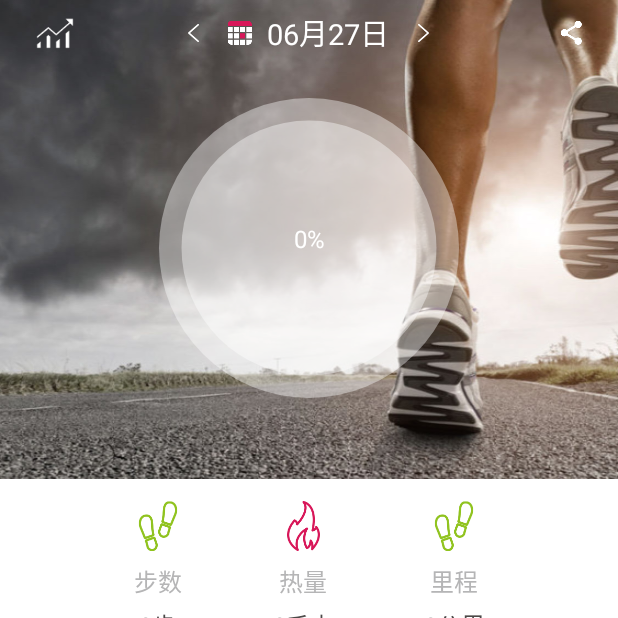
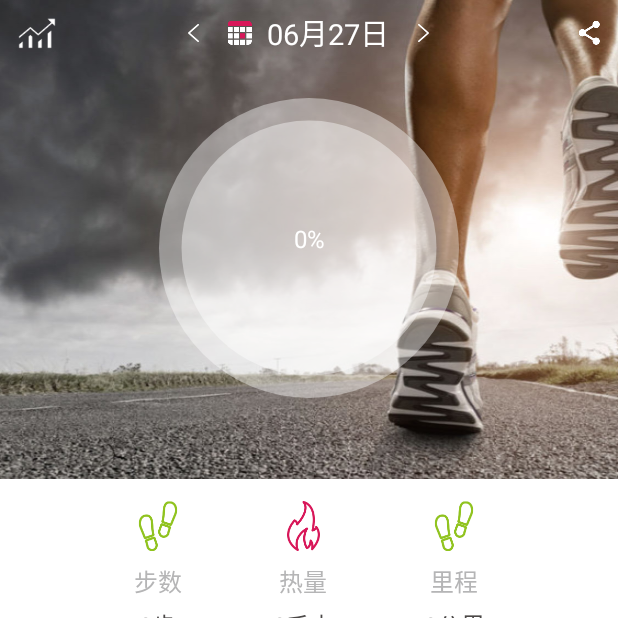
Before and after one commit to Android-YZP/maikewatch, an Android app: the HomeFragment screen opened directly, with no data from a screen before it, on a phone screen of 412 x 824 dp, the top half of it. Run offline under Robolectric (Android 15) with nearby library versions, the phone set to English and light mode, and no system bars; libraries missing offline, so code that uses them is left out: org.achartengine, org.achartengine.chart, org.achartengine.model, org.achartengine.renderer; 47 statements that could not run were skipped.

Commit message:
无网络状态下，修改绑定手表模块；修改设置个人目标模块；

```diff
--- a/app/src/main/java/com/maikeapp/maikewatch/activity/BindWatchActivity.java
+++ b/app/src/main/java/com/maikeapp/maikewatch/activity/BindWatchActivity.java
@@ -585,10 +585,10 @@ public class BindWatchActivity extends AppCompatActivity {
 
                 }catch (ServiceException e){
                     e.printStackTrace();
-                    CommonUtil.sendErrorMessage(e.getMessage(),handler);
+                    //CommonUtil.sendErrorMessage(e.getMessage(),handler);
                 }catch(Exception e){
                     e.printStackTrace();
-                    CommonUtil.sendErrorMessage(CommonConstants.MSG_GET_ERROR,handler);
+                    //CommonUtil.sendErrorMessage(CommonConstants.MSG_GET_ERROR,handler);
                 }
             }
         }).start();
--- a/app/src/main/java/com/maikeapp/maikewatch/util/CheckUtil.java
+++ b/app/src/main/java/com/maikeapp/maikewatch/util/CheckUtil.java
@@ -7,7 +7,9 @@ public class CheckUtil {
 	public static boolean checkMobile(String mobile) {
 		boolean flag = false;
 		try {
-			Pattern p = Pattern.compile("^((13[0-9])|(14[0-9])|(15[0-9])|(18[0-9]))\\d{8}$");
+//			Pattern p = Pattern.compile("^((13[0-9])|(14[0-9])|(15[0-9])|(18[0-9]))\\d{8}$");
+			Pattern p = Pattern.compile("^((13[0-9])|(14[0-9])|(15[0-9])|(17[0-9])|(18[0-9]))\\d{8}$");
+
 			Matcher m = p.matcher(mobile);
 			flag = m.matches();
 		} catch (Exception e) {
--- a/app/src/main/res/layout/fragment_home.xml
+++ b/app/src/main/res/layout/fragment_home.xml
@@ -9,7 +9,8 @@
     <ScrollView
         android:layout_width="match_parent"
         android:layout_height="match_parent"
-        android:fillViewport="true">
+        android:fillViewport="true"
+        android:scrollbars="none">
 
         <LinearLayout
             android:layout_width="match_parent"
@@ -31,8 +32,8 @@
                         android:layout_width="wrap_content"
                         android:layout_height="match_parent"
                         android:layout_alignParentLeft="true"
-                        android:paddingLeft="@dimen/home_topbar_nav_share_padding"
-                        android:paddingRight="@dimen/home_topbar_nav_share_padding"
+                        android:paddingLeft="@dimen/home_topbar_nav_histor_padding"
+                        android:paddingRight="@dimen/home_topbar_nav_histor_padding"
                         android:src="@drawable/go_history_data" />
 
                     <LinearLayout
--- a/app/src/main/res/values/dimens.xml
+++ b/app/src/main/res/values/dimens.xml
@@ -53,7 +53,7 @@
     <dimen name="home_topbar_nav_date_margin_left">19dp</dimen>
     <dimen name="topbar_date_text_margin_left">10dp</dimen>
     <dimen name="home_topbar_nav_share_width">28dp</dimen>
-    <dimen name="home_topbar_nav_share_padding">24dp</dimen>
+    <dimen name="home_topbar_nav_share_padding">12dp</dimen>
     <dimen name="home_line_oneday_datas_height">104dp</dimen>
     <dimen name="home_line_oneday_datas_margin_left">65dp</dimen>
     <dimen name="home_line_oneday_onedata_img_width_or_height">33dp</dimen>
@@ -144,4 +144,5 @@
     <dimen name="user_login_text_line_height">30dp</dimen>
     <dimen name="user_login_text_font_size">20sp</dimen>
     <dimen name="user_login_creative_live_margin_top">10dp</dimen>
+    <dimen name="home_topbar_nav_histor_padding">12dp</dimen>
 </resources>
```
Also changed, not shown: app/src/main/java/com/maikeapp/maikewatch/activity/PsGlobalActivity.java (+39 -21 lines), app/src/main/java/com/maikeapp/maikewatch/activity/PsInfoActivity.java (+8 -2 lines), app/src/main/java/com/maikeapp/maikewatch/fragment/HomeFragment.java (+9 -0 lines), app/src/main/java/com/maikeapp/maikewatch/util/NetWorkUtil.java (+10 -0 lines).
